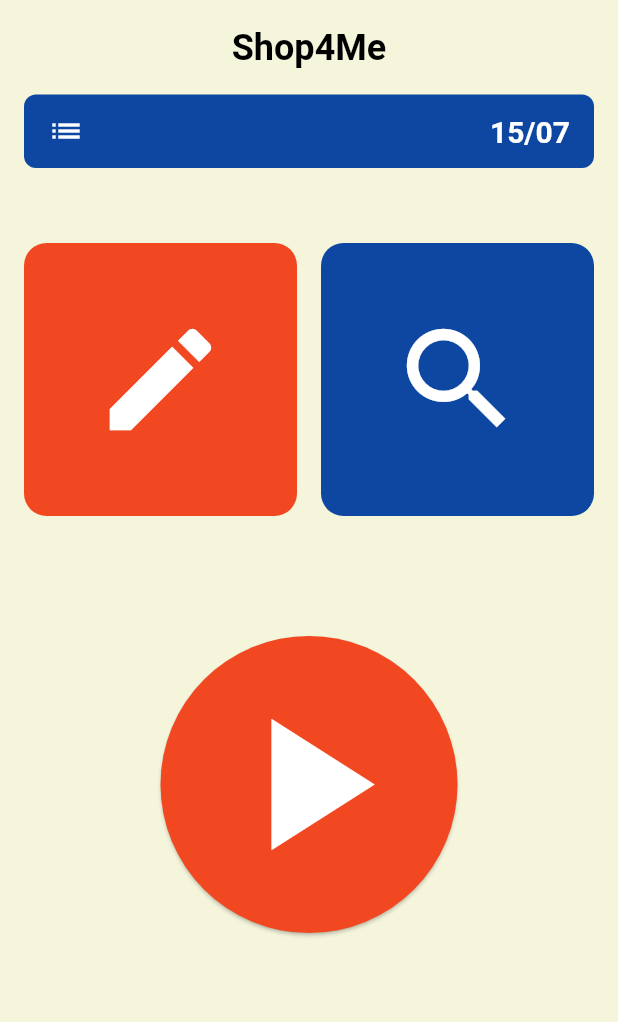
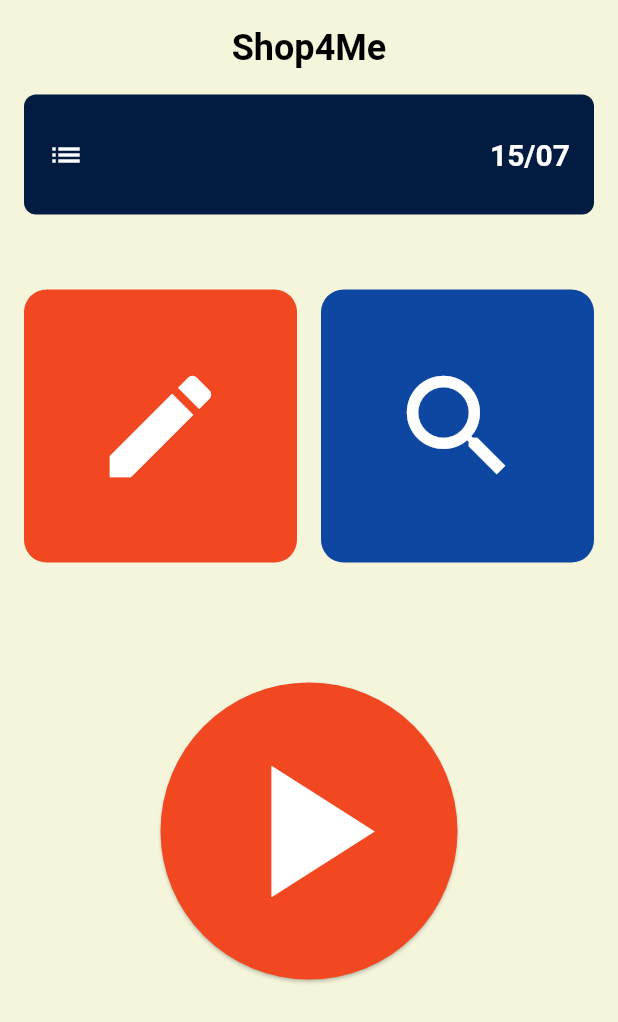
Before and after one commit to MatthieuFranques/ShopForMe, a Flutter app: the screen it shows after launch, on a phone screen of 412 x 824 dp. Shown: the top 1022 px of the screen. Run offline on Flutter 3.47's test engine with Material 3 defaults, Android fonts, the phone set to English and light mode, and no system bars.

Commit message:
style(widget app_header): Update app header height and text style

```diff
--- a/mobile/lib/ui/widgets/app_header.dart
+++ b/mobile/lib/ui/widgets/app_header.dart
@@ -6,9 +6,10 @@ class AppHeader extends StatelessWidget {
   @override
   Widget build(BuildContext context) {
     return Container(
+      height:80,
       padding: const EdgeInsets.symmetric(vertical: 12, horizontal: 16),
       decoration: BoxDecoration(
-        color: Theme.of(context).primaryColor,
+        color: Theme.of(context).appBarTheme.backgroundColor,
         borderRadius: BorderRadius.circular(8),
       ),
       child: Row(
@@ -18,7 +19,10 @@ class AppHeader extends StatelessWidget {
           Text(
             //TODO: Replace with the name of list
             '15/07',
-            style: Theme.of(context).textTheme.titleLarge!.copyWith(color: Colors.white),
+            style: Theme.of(context)
+                .textTheme
+                .titleLarge!
+                .copyWith(color: Colors.white),
           ),
         ],
       ),
```
